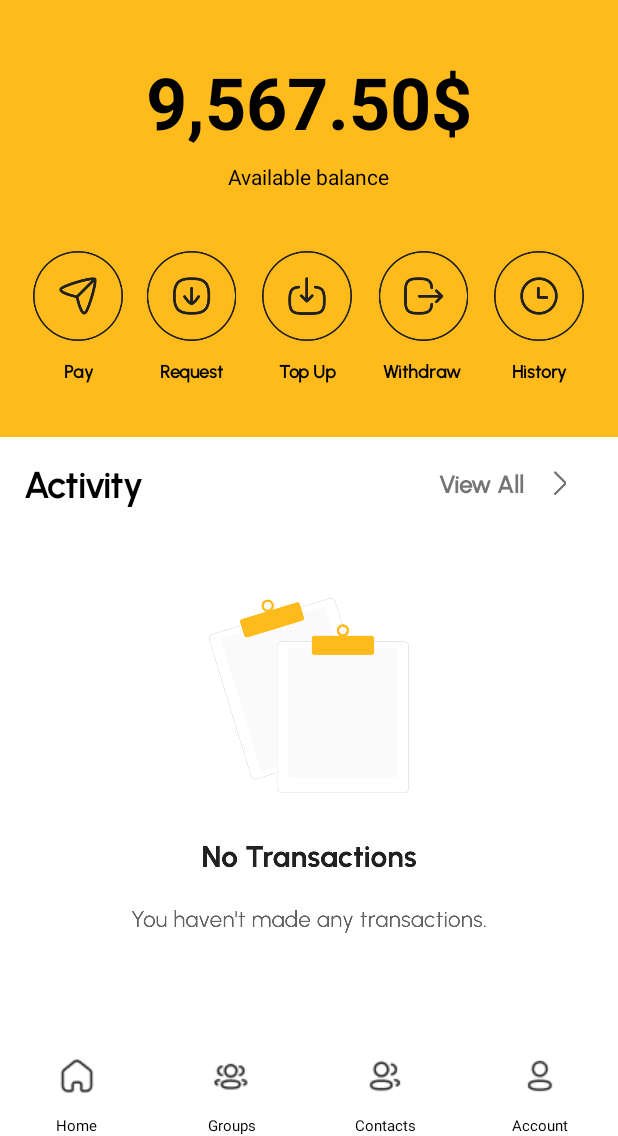
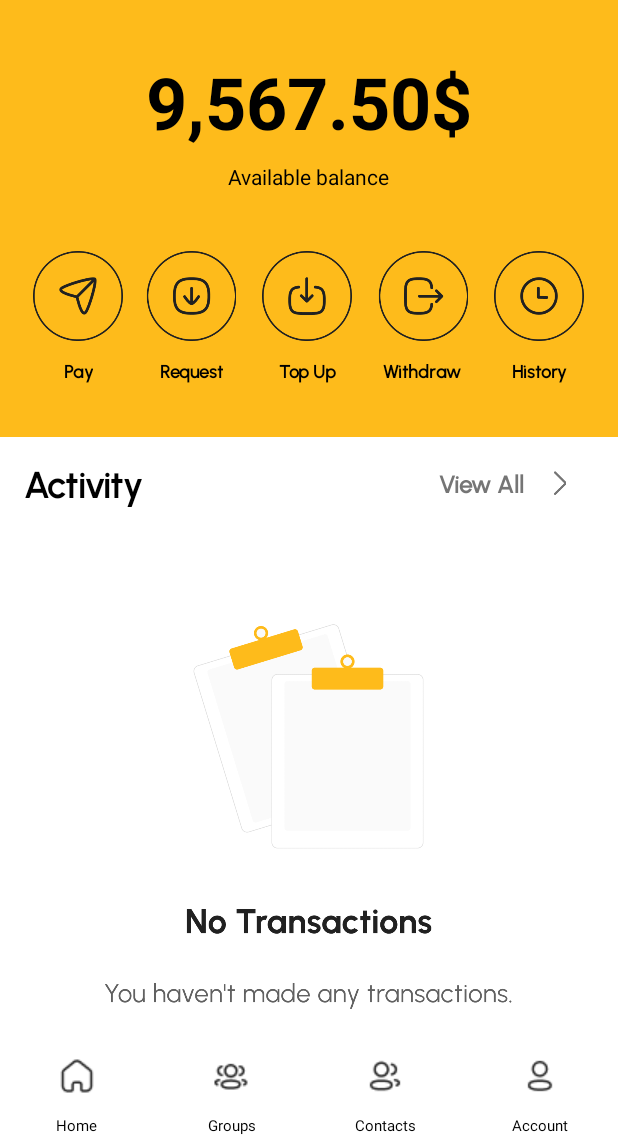
Before and after one commit to dthjnh/Expense-Splitting-Android-ASM3, an Android app: the screen it shows after launch once a user with an empty profile is signed in (UserActivity), on a phone screen of 412 x 824 dp, the part 100-1236 px from its top. Run offline under Robolectric (Android 15) with nearby library versions, the phone set to English and light mode, and no system bars; our stand-ins replace Firebase (no records; nobody signed in at launch, a user with empty details on screens opened directly).

Commit message:
update UI

```diff
--- a/app/src/main/res/layout/activity_user.xml
+++ b/app/src/main/res/layout/activity_user.xml
@@ -30,7 +30,7 @@
     <fragment
         android:id="@+id/bottomNavigationFragment"
         android:name="com.example.expensesplitting.FragmentForUser.BottomNavigationFragment"
-        android:layout_width="0dp"
+        android:layout_width="match_parent"
         android:layout_height="wrap_content"
         app:layout_constraintBottom_toBottomOf="parent"
         app:layout_constraintStart_toStartOf="parent"
--- a/app/src/main/res/layout/fragment_activity.xml
+++ b/app/src/main/res/layout/fragment_activity.xml
@@ -56,8 +56,8 @@
     <!-- No Transactions Section -->
     <ImageView
         android:id="@+id/imageView"
-        android:layout_width="match_parent"
-        android:layout_height="wrap_content"
+        android:layout_width="366dp"
+        android:layout_height="368dp"
         android:layout_marginBottom="16dp"
         android:contentDescription="No Transactions Image"
         app:srcCompat="@drawable/no_transactions" />
```
